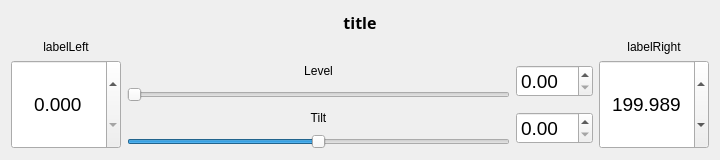
Qt form lattice/clients/qtui/leveltiltslider.ui (HaeffnerLab/HaeffnerLabLattice) before a commit.
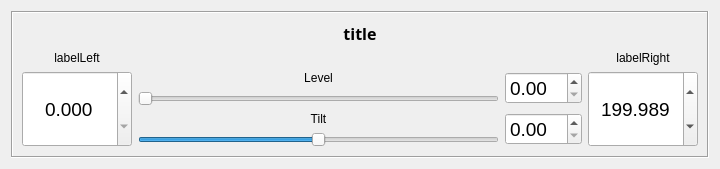
The same form after that commit.

```diff
--- a/lattice/clients/qtui/leveltiltslider.ui
+++ b/lattice/clients/qtui/leveltiltslider.ui
@@ -24,6 +24,13 @@
     <enum>QLayout::SetDefaultConstraint</enum>
    </property>
    <item>
+    <widget class="QFrame" name="">
+     <property name="frameShape">
+      <enum>QFrame::Box</enum>
+     </property>
+     <property name="frameShadow">
+      <enum>QFrame::Sunken</enum>
+     </property>
     <layout class="QGridLayout" name="gridLayout" rowstretch="3,1,1,1,1,1" columnstretch="1,5,1,1" columnminimumwidth="1,200,2,1">
      <property name="sizeConstraint">
       <enum>QLayout::SetMinAndMaxSize</enum>
@@ -290,6 +297,7 @@
       </widget>
      </item>
     </layout>
+    </widget>
    </item>
   </layout>
  </widget>
```
Lines whose indentation alone changed are shown as unchanged.
